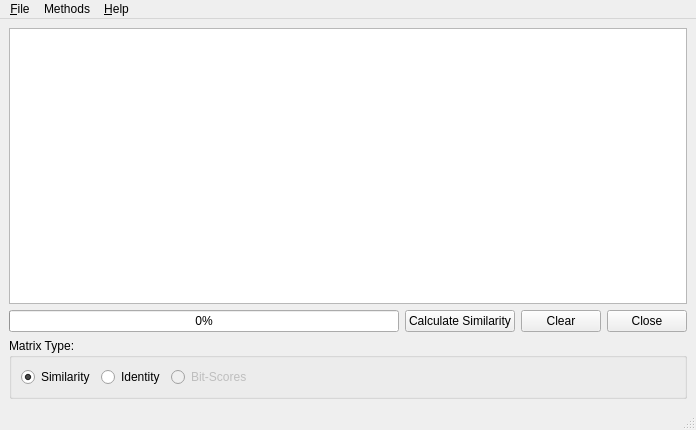
The window that ui/SeqDivAGUI.ui (eancedeg/SeqDivA) describes before a commit, drawn with Qt 5.
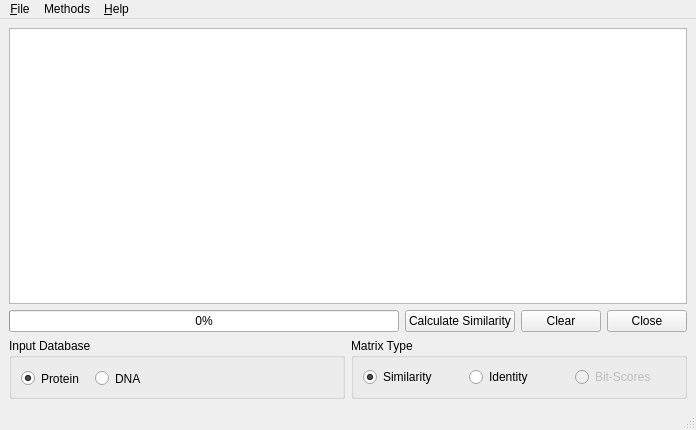
The same window after the commit.

Commit message: Bad alphabet problem detection corrected by allow selection directly in main UI.

Diff of the .ui file:
```diff
--- a/ui/SeqDivAGUI.ui
+++ b/ui/SeqDivAGUI.ui
@@ -68,9 +68,47 @@
      </layout>
     </item>
     <item>
+     <layout class="QHBoxLayout" name="horizontalLayout_4">
+      <item>
+       <widget class="QGroupBox" name="groupBox_2">
+        <property name="title">
+         <string>Input Database</string>
+        </property>
+        <widget class="QRadioButton" name="protein">
+         <property name="geometry">
+          <rect>
+           <x>12</x>
+           <y>30</y>
+           <width>68</width>
+           <height>21</height>
+          </rect>
+         </property>
+         <property name="text">
+          <string>Protein</string>
+         </property>
+         <property name="checked">
+          <bool>true</bool>
+         </property>
+        </widget>
+        <widget class="QRadioButton" name="dna">
+         <property name="geometry">
+          <rect>
+           <x>86</x>
+           <y>30</y>
+           <width>53</width>
+           <height>21</height>
+          </rect>
+         </property>
+         <property name="text">
+          <string>DNA</string>
+         </property>
+        </widget>
+       </widget>
+      </item>
+      <item>
      <widget class="QGroupBox" name="groupBox">
       <property name="title">
-       <string>Matrix Type:</string>
+         <string>Matrix Type</string>
       </property>
       <layout class="QHBoxLayout" name="horizontalLayout_2">
        <item>
@@ -100,21 +138,10 @@
          </property>
         </widget>
        </item>
-       <item>
-        <spacer name="horizontalSpacer">
-         <property name="orientation">
-          <enum>Qt::Horizontal</enum>
-         </property>
-         <property name="sizeHint" stdset="0">
-          <size>
-           <width>40</width>
-           <height>20</height>
-          </size>
-         </property>
-        </spacer>
-       </item>
-      </layout>
-     </widget>
+        </layout>
+       </widget>
+      </item>
+     </layout>
     </item>
    </layout>
   </widget>
```
Left out of the diff: 2 changed lines with no effect on the pictures. Lines whose indentation alone changed are shown as unchanged. The commit also changes 5 other files.
